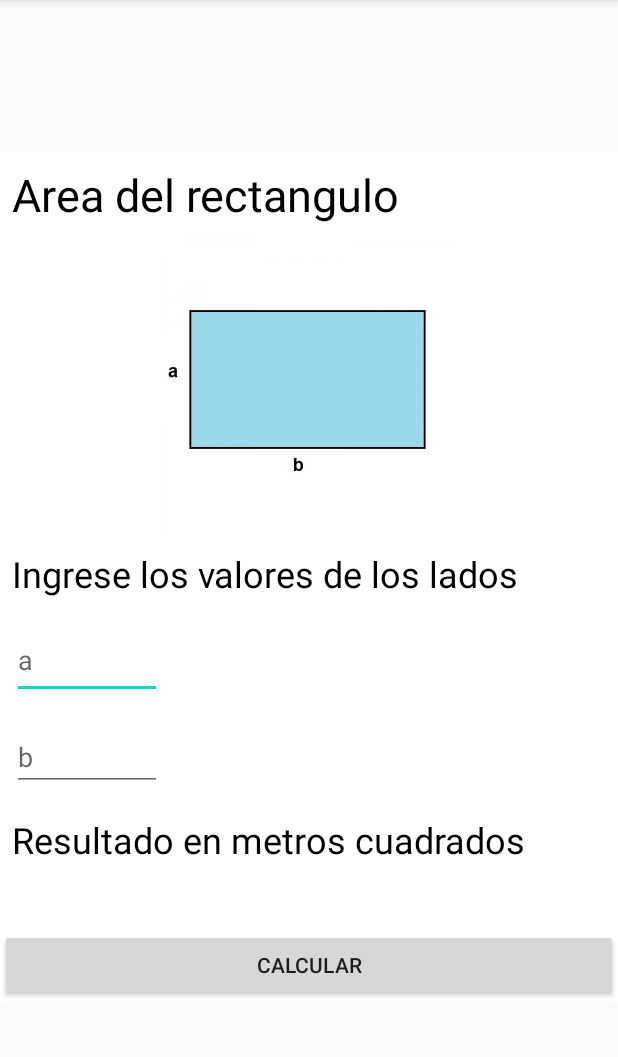
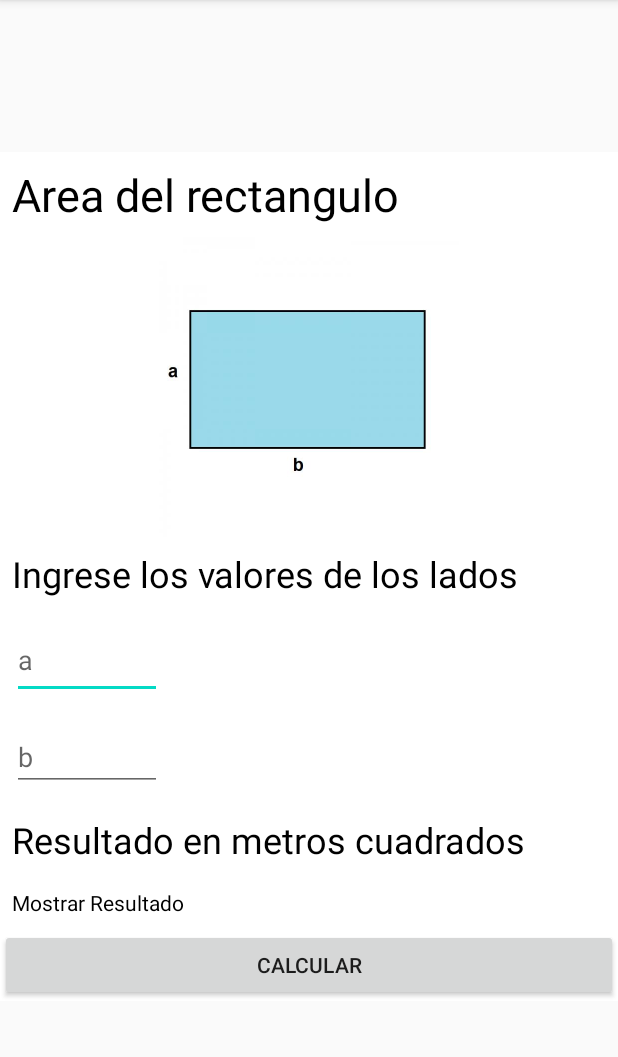
Before and after one commit to Moviles-Udea-2020-1/Practica420201, an Android app: the screen it shows after launch (MainActivity), on a phone screen of 412 x 824 dp, the part 84-1141 px from its top. Run offline under Robolectric (Android 15) with nearby library versions, the light colour scheme and no system bars.

Commit message:
Creacion de la rama fix  area rectagulo

```diff
--- a/app/src/main/res/values/strings.xml
+++ b/app/src/main/res/values/strings.xml
@@ -20,7 +20,6 @@
     <string name="ingresarRadio">Ingrese el radio</string>
     <string name="valorRadio" />
     <string name="calcularPerimetroCir">Calcular</string>
-    <string name="resultado" />
     <string name="lado_a">a</string>
     <string name="lado_b">b</string>
     <string name="resultado">Mostrar Resultado</string>
```
